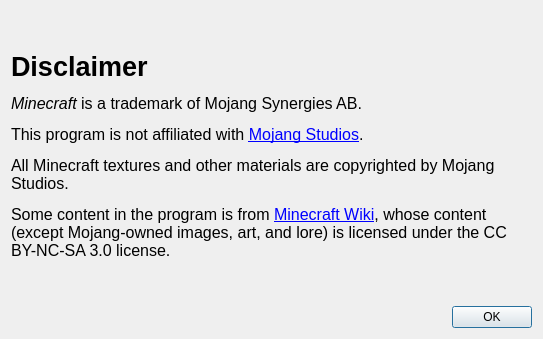
Above: src/disclaimerdialog.ui from IoeCmcomc/MCDatapacker before the change. Below: the same form after it.
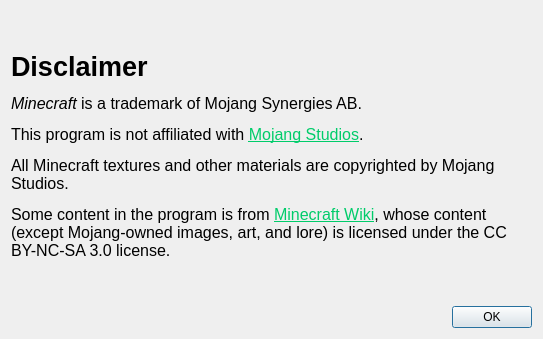
That is the form after the change.

```diff
--- a/src/disclaimerdialog.ui
+++ b/src/disclaimerdialog.ui
@@ -26,9 +26,9 @@
 &lt;/style&gt;&lt;/head&gt;&lt;body style=&quot; font-family:'Segoe UI'; font-size:9pt; font-weight:400; font-style:normal;&quot;&gt;
 &lt;p style=&quot; margin-top:12px; margin-bottom:12px; margin-left:0px; margin-right:0px; -qt-block-indent:0; text-indent:0px;&quot;&gt;&lt;span style=&quot; font-size:20pt; font-weight:600;&quot;&gt;Disclaimer&lt;/span&gt;&lt;/p&gt;
 &lt;p style=&quot; margin-top:12px; margin-bottom:12px; margin-left:0px; margin-right:0px; -qt-block-indent:0; text-indent:0px;&quot;&gt;&lt;span style=&quot; font-size:12pt; font-style:italic;&quot;&gt;Minecraft&lt;/span&gt;&lt;span style=&quot; font-size:12pt;&quot;&gt; is a trademark of Mojang Synergies AB.&lt;/span&gt;&lt;/p&gt;
-&lt;p style=&quot; margin-top:12px; margin-bottom:12px; margin-left:0px; margin-right:0px; -qt-block-indent:0; text-indent:0px;&quot;&gt;&lt;span style=&quot; font-size:12pt;&quot;&gt;This program is not affiliated with &lt;/span&gt;&lt;a href=&quot;www.minecraft.net&quot;&gt;&lt;span style=&quot; font-size:12pt; text-decoration: underline; color:#0000ff;&quot;&gt;Mojang Studios&lt;/span&gt;&lt;/a&gt;&lt;span style=&quot; font-size:12pt;&quot;&gt;.&lt;/span&gt;&lt;/p&gt;
+&lt;p style=&quot; margin-top:12px; margin-bottom:12px; margin-left:0px; margin-right:0px; -qt-block-indent:0; text-indent:0px;&quot;&gt;&lt;span style=&quot; font-size:12pt;&quot;&gt;This program is not affiliated with &lt;/span&gt;&lt;a href=&quot;www.minecraft.net&quot;&gt;&lt;span style=&quot; font-size:12pt; text-decoration: underline; color:#00cc6a;&quot;&gt;Mojang Studios&lt;/span&gt;&lt;/a&gt;&lt;span style=&quot; font-size:12pt;&quot;&gt;.&lt;/span&gt;&lt;/p&gt;
 &lt;p style=&quot; margin-top:12px; margin-bottom:12px; margin-left:0px; margin-right:0px; -qt-block-indent:0; text-indent:0px;&quot;&gt;&lt;span style=&quot; font-size:12pt;&quot;&gt;All Minecraft textures and other materials are copyrighted by Mojang Studios.&lt;/span&gt;&lt;/p&gt;
-&lt;p style=&quot; margin-top:12px; margin-bottom:12px; margin-left:0px; margin-right:0px; -qt-block-indent:0; text-indent:0px;&quot;&gt;&lt;span style=&quot; font-size:12pt;&quot;&gt;Some content in the program is from &lt;/span&gt;&lt;a href=&quot;https://minecraft.wiki/w/Minecraft_Wiki&quot;&gt;&lt;span style=&quot; font-size:12pt; text-decoration: underline; color:#0000ff;&quot;&gt;Minecraft Wiki&lt;/span&gt;&lt;/a&gt;&lt;span style=&quot; font-size:12pt;&quot;&gt;, whose content (except Mojang-owned images, art, and lore) is licensed under the CC BY-NC-SA 3.0 license. &lt;/span&gt;&lt;/p&gt;&lt;/body&gt;&lt;/html&gt;</string>
+&lt;p style=&quot; margin-top:12px; margin-bottom:12px; margin-left:0px; margin-right:0px; -qt-block-indent:0; text-indent:0px;&quot;&gt;&lt;span style=&quot; font-size:12pt;&quot;&gt;Some content in the program is from &lt;/span&gt;&lt;a href=&quot;https://minecraft.wiki/w/Minecraft_Wiki&quot;&gt;&lt;span style=&quot; font-size:12pt; text-decoration: underline; color:#00cc6a;&quot;&gt;Minecraft Wiki&lt;/span&gt;&lt;/a&gt;&lt;span style=&quot; font-size:12pt;&quot;&gt;, whose content (except Mojang-owned images, art, and lore) is licensed under the CC BY-NC-SA 3.0 license. &lt;/span&gt;&lt;/p&gt;&lt;/body&gt;&lt;/html&gt;</string>
      </property>
      <property name="textFormat">
       <enum>Qt::RichText</enum>
```
